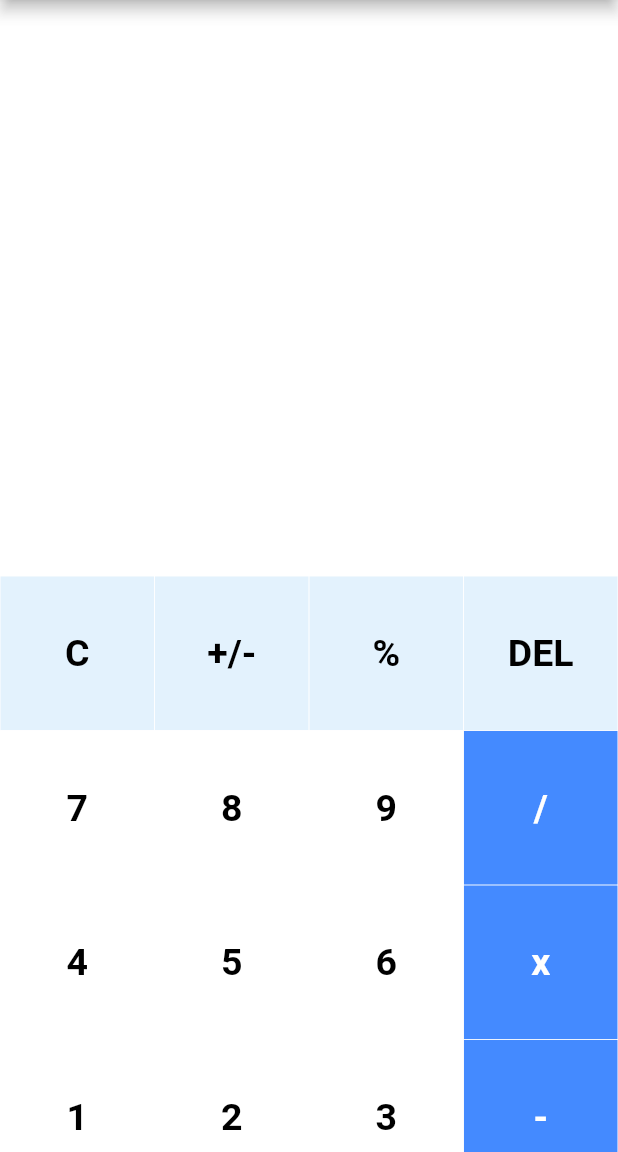
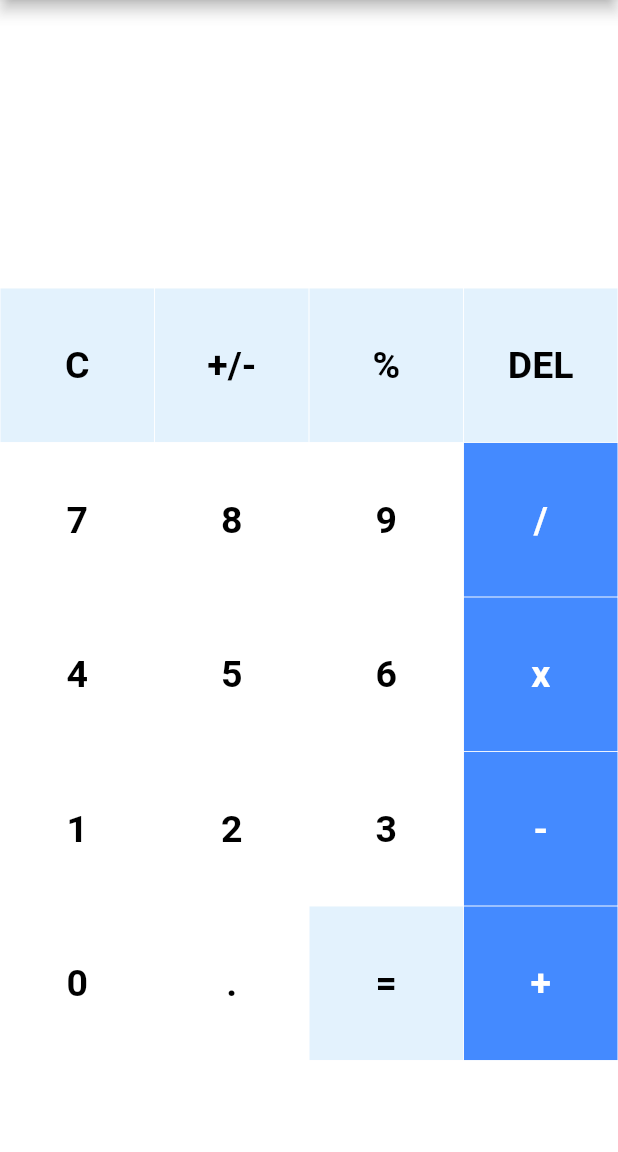
Before and after one commit to nabinsah703/Noramal_calculator-, a Flutter app: the screen it shows after launch, on a phone screen of 412 x 824 dp, the part 84-1236 px from its top. Run offline on Flutter 3.47's test engine with Material 2 defaults, Android fonts, the phone set to English and light mode, and no system bars; our stand-ins replace math_expressions.

Commit message:
finished the UI and functionality of the calculator

```diff
--- a/lib/main.dart
+++ b/lib/main.dart
@@ -63,7 +63,6 @@ class _HomePageState extends State<HomePage> {
       body: Column(
         children: [
           Expanded(
-            child: Container(
             child: Column(
               mainAxisAlignment: MainAxisAlignment.spaceEvenly,
               children: [
@@ -90,10 +89,8 @@ class _HomePageState extends State<HomePage> {
               ],
             ),
           ),
-          ),
           Expanded(
-            // flex: 3,
-            child: Container(
+            flex: 3,
             child: GridView.builder(
               itemCount: buttons.length,
               gridDelegate: const SliverGridDelegateWithFixedCrossAxisCount(
@@ -142,6 +139,7 @@ class _HomePageState extends State<HomePage> {
                   return MyButton(
                     Buttontapped: () {
                       setState(() {
+                        userInput =
                             userInput.substring(0, userInput.length - 1);
                       });
                     },
@@ -185,10 +183,17 @@ class _HomePageState extends State<HomePage> {
               },
             ),
           ),
-          ),
         ],
       ),
     );
+  }
+
+  bool isOperator(String x) {
+    if (x == '/' || x == 'x' || x == '-' || x == '+' || x == '=') {
+      return true;
+    }
+
+    return false;
   }
 
   // function to calculate the input operation
@@ -203,11 +208,3 @@ class _HomePageState extends State<HomePage> {
     answer = eval.toString();
   }
 }
-
-bool isOperator(String x) {
-  if (x == '/' || x == 'x' || x == '-' || x == '+' || x == '=') {
-    return true;
-  }
-
-  return false;
-}
```
Lines whose indentation alone changed are shown as unchanged.
